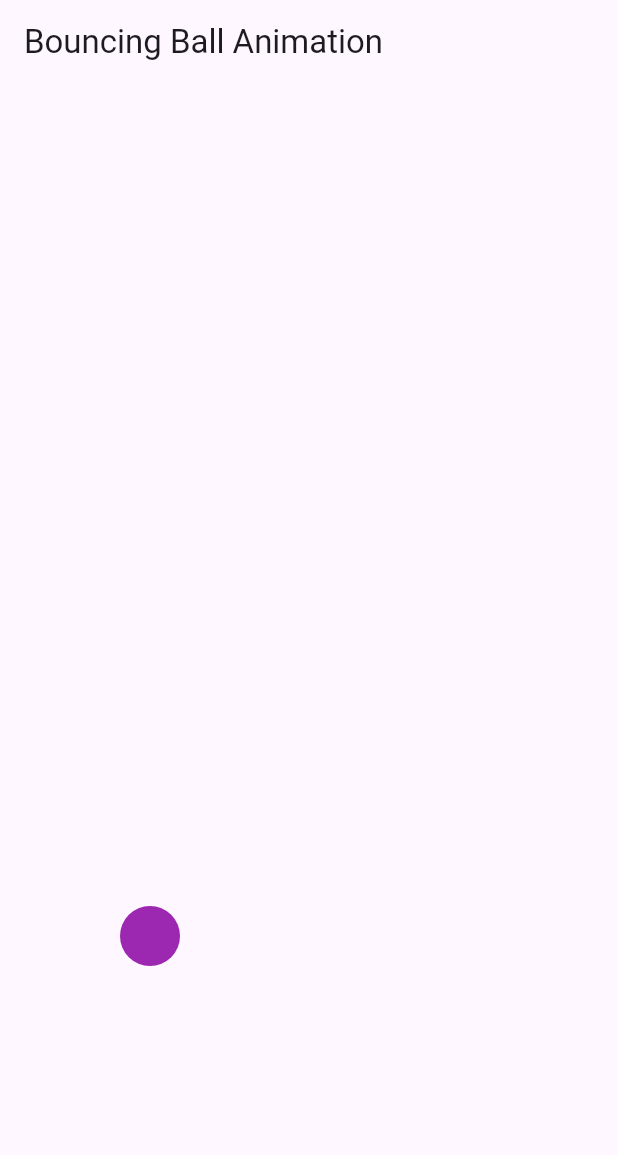
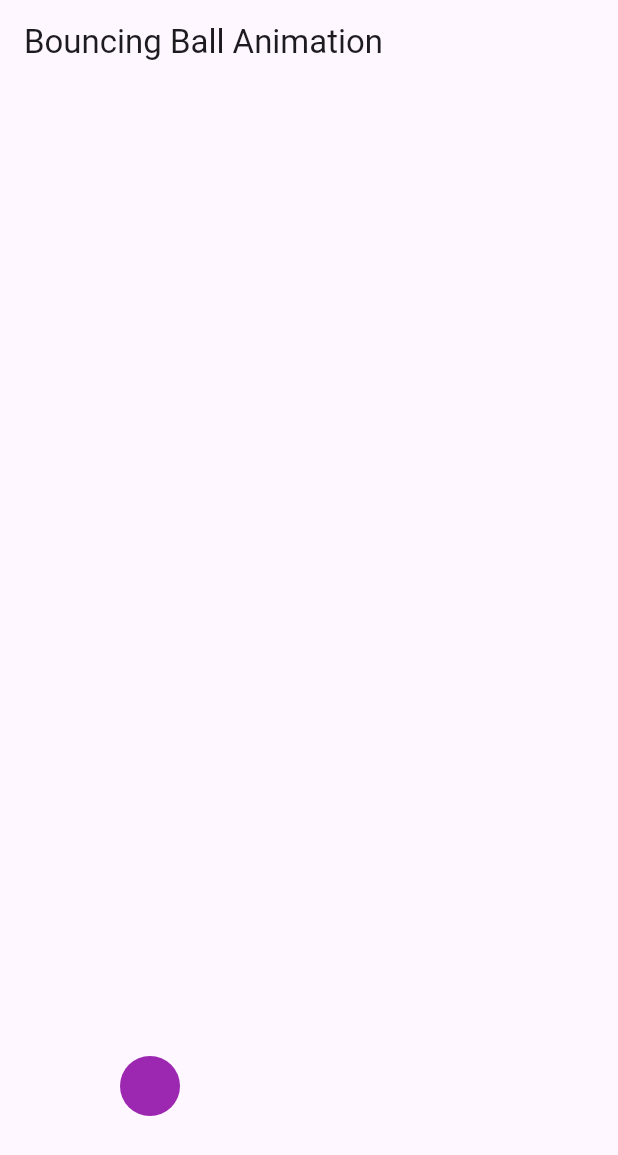
Before and after one commit to emekss/Animation_starter_code, a Flutter app: the screen it shows after launch, on a phone screen of 412 x 824 dp. Shown: the top 1155 px of the screen. Run offline on Flutter 3.47's test engine with Material 3 defaults, Android fonts, the light colour scheme and no system bars.

Commit message:
final commit

```diff
--- a/lib/custom_painter/bouncing_ball_animation.dart
+++ b/lib/custom_painter/bouncing_ball_animation.dart
@@ -1,5 +1,4 @@
 import 'package:flutter/material.dart';
-import 'package:flutter/widgets.dart';
 
 class BouncingBallAnimation extends StatefulWidget {
   const BouncingBallAnimation({super.key});
@@ -21,6 +20,15 @@ class _BouncingBallAnimationState extends State<BouncingBallAnimation>
       duration: const Duration(seconds: 1),
     );
     animation = Tween<double>(begin: 0, end: 1).animate(controller);
+
+    animation.addStatusListener((status) {
+      if (status == AnimationStatus.completed) {
+        controller.reverse();
+      } else if (status == AnimationStatus.dismissed) {
+        controller.forward();
+      }
+    });
+
     controller.forward();
   }
 
@@ -54,7 +62,10 @@ class BouncingBallPainter extends CustomPainter {
   @override
   void paint(Canvas canvas, Size size) {
     canvas.drawCircle(
-      Offset(size.width / 2, 0),
+      Offset(
+        size.width / 2,
+        size.height - (size.height * animationValue),
+      ),
       20,
       Paint()..color = Colors.purple,
     );
```
